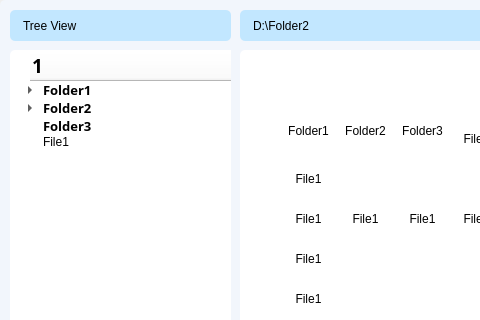
Above: fileExplorer.ui from hdkhang6803/PC_Remote_Control before the change; both pictures show x 0 to 480 and y 0 to 320 of the 901 by 573 pixel window. Below: the same form after it.
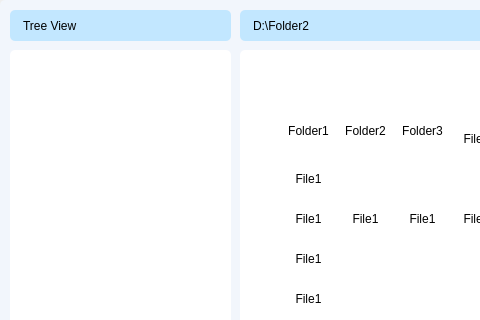
That is the form after the change. Icons and pictures are not drawn.

The edit to the form file:
```diff
--- a/fileExplorer.ui
+++ b/fileExplorer.ui
@@ -46,7 +46,7 @@
      <string>Tree View</string>
     </property>
    </widget>
-   <widget class="QTreeWidget" name="treeWidget">
+   <widget class="QTreeView" name="treeView">
     <property name="geometry">
      <rect>
       <x>10</x>
@@ -62,127 +62,6 @@
 padding-left: 10px;
 font: 500 10pt &quot;UTM Avo&quot;;</string>
     </property>
-    <column>
-     <property name="text">
-      <string/>
-     </property>
-     <property name="font">
-      <font>
-       <family>UTM Avo</family>
-       <pointsize>14</pointsize>
-       <bold>true</bold>
-      </font>
-     </property>
-     <property name="background">
-      <color>
-       <red>194</red>
-       <green>231</green>
-       <blue>255</blue>
-      </color>
-     </property>
-     <property name="foreground">
-      <brush brushstyle="NoBrush">
-       <color alpha="255">
-        <red>0</red>
-        <green>132</green>
-        <blue>255</blue>
-       </color>
-      </brush>
-     </property>
-    </column>
-    <item>
-     <property name="text">
-      <string>Folder1</string>
-     </property>
-     <property name="font">
-      <font>
-       <family>UTM Avo</family>
-       <pointsize>10</pointsize>
-       <bold>true</bold>
-      </font>
-     </property>
-     <property name="icon">
-      <iconset theme="folder">
-       <normaloff>.</normaloff>.</iconset>
-     </property>
-     <item>
-      <property name="text">
-       <string>File1.1</string>
-      </property>
-      <property name="icon">
-       <iconset theme="document-open">
-        <normaloff>.</normaloff>.</iconset>
-      </property>
-     </item>
-     <item>
-      <property name="text">
-       <string>File1.2</string>
-      </property>
-     </item>
-     <item>
-      <property name="text">
-       <string>Folder1.1</string>
-      </property>
-      <property name="font">
-       <font>
-        <family>UTM Avo</family>
-        <pointsize>10</pointsize>
-        <bold>true</bold>
-       </font>
-      </property>
-      <item>
-       <property name="text">
-        <string>File1.3</string>
-       </property>
-      </item>
-     </item>
-    </item>
-    <item>
-     <property name="text">
-      <string>Folder2</string>
-     </property>
-     <property name="font">
-      <font>
-       <family>UTM Avo</family>
-       <pointsize>10</pointsize>
-       <bold>true</bold>
-      </font>
-     </property>
-     <item>
-      <property name="text">
-       <string>Folder2.1</string>
-      </property>
-      <property name="font">
-       <font>
-        <family>UTM Avo</family>
-        <pointsize>10</pointsize>
-        <bold>true</bold>
-       </font>
-      </property>
-     </item>
-     <item>
-      <property name="text">
-       <string>File2.1</string>
-      </property>
-     </item>
-    </item>
-    <item>
-     <property name="text">
-      <string>Folder3</string>
-     </property>
-     <property name="font">
-      <font>
-       <family>UTM Avo</family>
-       <pointsize>10</pointsize>
-       <bold>true</bold>
-      </font>
-     </property>
-    </item>
-    <item>
-     <property name="text">
-      <string>File1</string>
-     </property>
-    </item>
    </widget>
    <widget class="QLabel" name="Path">
     <property name="geometry">
```
Left out of the diff: 2 changed lines with no effect on the pictures.
